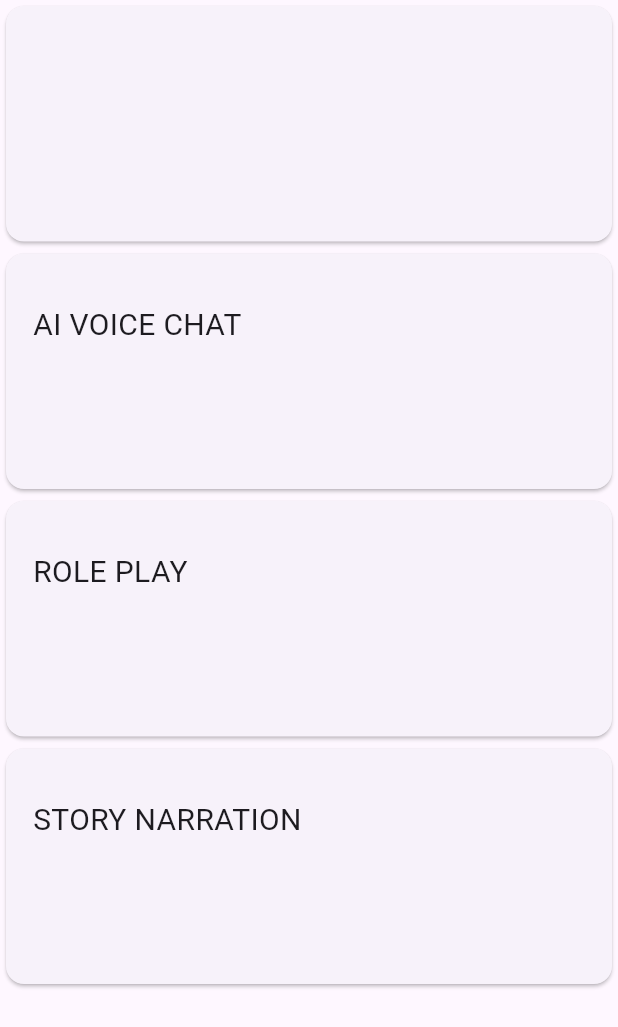
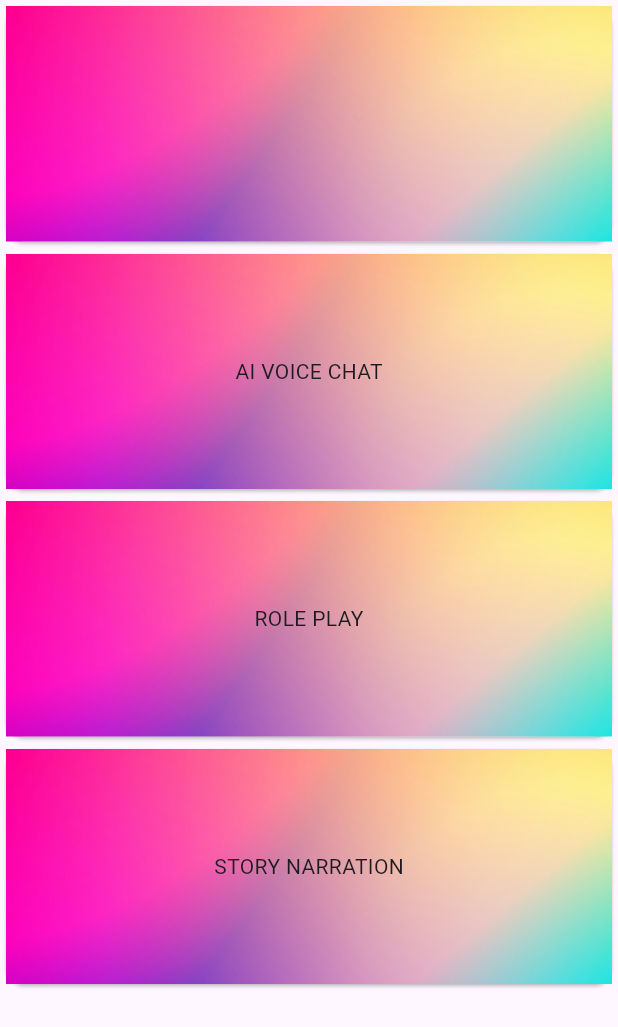
Before and after one commit to kathirvel123/kural, a Flutter app: the Homepage screen opened directly, on a phone screen of 412 x 824 dp. Shown: the top 1027 px of the screen. Run offline on Flutter 3.47's test engine with Material 3 defaults, Android fonts, the light colour scheme and no system bars; our stand-ins replace google_fonts, icons_plus, speech_to_text.

Commit message:
fix(ui): changed customcard ui

```diff
--- a/frontend/myapp/lib/Models/cardmodel.dart
+++ b/frontend/myapp/lib/Models/cardmodel.dart
@@ -5,10 +5,12 @@ class Cardmodel {
   String icon;
   String col;
   Widget page;
+  String image;
   Cardmodel({
     required this.name,
     required this.icon,
     required this.col,
     required this.page,
+    required this.image,
   });
 }
--- a/frontend/myapp/lib/Pages/Homepage.dart
+++ b/frontend/myapp/lib/Pages/Homepage.dart
@@ -14,18 +14,20 @@ class Homepage extends StatefulWidget {
 
 class _HomepageState extends State<Homepage> {
   List<Cardmodel> Cards = [
-    Cardmodel(name: "", icon: "person", col: "ff7096", page: Roleplaypage()),
+    Cardmodel(name: "", icon: "person", col: "ff7096",image:  "assets/images/image1.jpg", page: Roleplaypage()),
     Cardmodel(
         name: "AI VOICE CHAT",
         icon: "person",
         col: "ff7096",
+        image: "assets/images/image1.jpg",
         page: Voicechatpage()),
     Cardmodel(
-        name: "ROLE PLAY", icon: "person", col: "ff7096", page: Roleplaypage()),
+        name: "ROLE PLAY", icon: "person", col: "ff7096", page: Roleplaypage(),image: "assets/images/image1.jpg"),
     Cardmodel(
         name: "STORY NARRATION",
         icon: "person",
         col: "ff7096",
+         image: "assets/images/image1.jpg",
         page: Storynarationpage()),
   ];
 
--- a/frontend/myapp/lib/Pages/Navbar.dart
+++ b/frontend/myapp/lib/Pages/Navbar.dart
@@ -41,7 +41,7 @@ class Navbar extends StatelessWidget {
           Divider(),
           ListTile(
             leading: Icon(Icons.people),
-            title: Text("friends"),
+            title: Text("Donate"),
             onTap: () {},
           ),
           Divider(),
--- a/frontend/myapp/lib/Pages/roleplaypage.dart
+++ b/frontend/myapp/lib/Pages/roleplaypage.dart
@@ -10,6 +10,10 @@ class Roleplaypage extends StatefulWidget {
 class _RoleplaypageState extends State<Roleplaypage> {
   @override
   Widget build(BuildContext context) {
-    return Scaffold();
+    return Scaffold(
+      appBar: AppBar(
+        backgroundColor: Color(0xFFFFB3C1),
+      ),
+    );
   }
 }
--- a/frontend/myapp/lib/Pages/speechtotextpage.dart
+++ b/frontend/myapp/lib/Pages/speechtotextpage.dart
@@ -45,6 +45,7 @@ class _SpeechtotextpageState extends State<Speechtotextpage> {
     setState(() {
       _recognizedText = result.recognizedWords;
     });
+    print(_recognizedText);
   }
 
   @override
--- a/frontend/myapp/lib/Pages/storynarationpage.dart
+++ b/frontend/myapp/lib/Pages/storynarationpage.dart
@@ -10,6 +10,11 @@ class Storynarationpage extends StatefulWidget {
 class _StorynarationpageState extends State<Storynarationpage> {
   @override
   Widget build(BuildContext context) {
-    return Scaffold();
+    return Scaffold(
+      appBar: AppBar(
+        backgroundColor: Color(0xFFFFB3C1),
+      ),
+
+    );
   }
 }
--- a/frontend/myapp/lib/widgets/CustomCard.dart
+++ b/frontend/myapp/lib/widgets/CustomCard.dart
@@ -20,18 +20,25 @@ class _CustomcardState extends State<Customcard> {
               MaterialPageRoute(builder: (context) => widget.cardmodel.page));
         },
         child: Container(
+
           width: double.infinity,
           height: 165,
           child: Card(
-            child: Padding(
-              padding: const EdgeInsets.all(8.0),
-              child: Padding(
-                padding: const EdgeInsets.only(top: 25, left: 10),
-                child: Text(
-                  widget.cardmodel.name,
-                  style: TextStyle(fontSize: 20),
+            child: Stack(
+              alignment:Alignment.center ,
+              children: [
+                Ink.image(image: AssetImage(widget.cardmodel.image),
+                height: 165,
+                fit: BoxFit.cover,
+                child: InkWell(
+                  onTap: (){
+                    Navigator.push(context, MaterialPageRoute(builder: (context)=>widget.cardmodel.page
+                    ));
+                  },
+                ),),
+                Text(widget.cardmodel.name
                 ),
-              ),
+              ],
             ),
           ),
         ));
```
Also changed, not shown: frontend/myapp/assets/images/image1.jpg (added), frontend/myapp/assets/images/magicpattern-oPH_5xuMgQw-unsplash.jpg (added).
